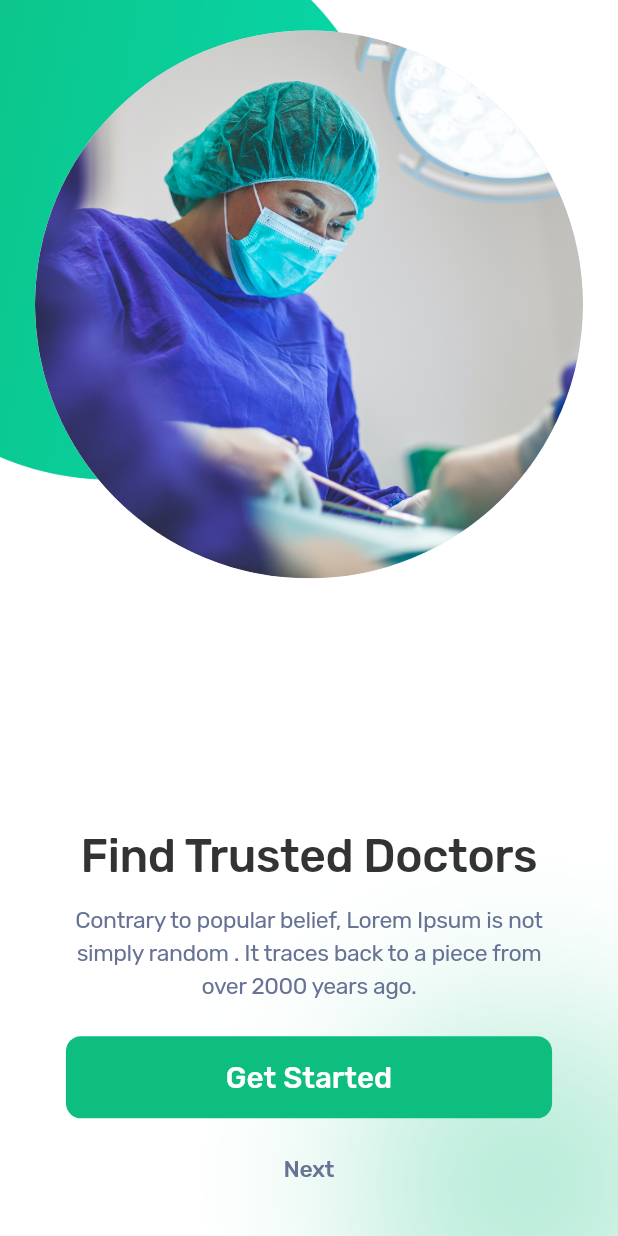
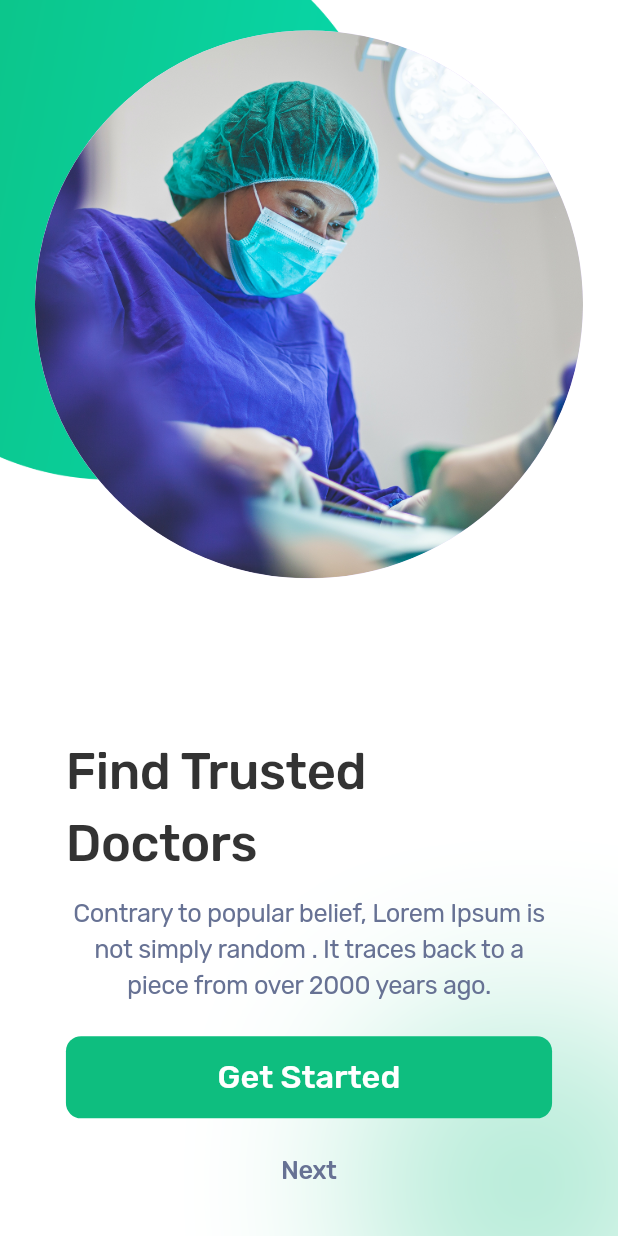
Before and after one commit to Korya25/Doctor-Hunt, a Flutter app: the screen it shows after launch, on a phone screen of 412 x 824 dp. Run offline on Flutter 3.47's test engine with Material 3 defaults, Android fonts, the phone set to English and light mode, and no system bars; our stand-ins replace cached_network_image, flutter_screenutil, go_router, google_fonts, shimmer.

```diff
--- a/lib/core/constant/app_colors.dart
+++ b/lib/core/constant/app_colors.dart
@@ -16,4 +16,8 @@ class AppColors {
   static const Color circleBackground = Color(0xFF0EBE7E);
   static const Color circleBackground2 = Color(0xFF07D9AD);
   static const Color circleBackground3 = Color(0xFF61CEFF);
+
+  // Shimmer Colors
+  static const Color shimmerBase = Color(0xFF1A1A1A);
+  static const Color shimmerHighlight = Color(0xFF424242);
 }
--- a/lib/core/resources/app_router.dart
+++ b/lib/core/resources/app_router.dart
@@ -1,6 +1,6 @@
 import 'package:doctor_hunt/core/resources/app_routes.dart';
+import 'package:doctor_hunt/features/home/presentation/views/home_view.dart';
 import 'package:doctor_hunt/features/onboarding/presentation/views/onboarding_view.dart';
-import 'package:flutter/material.dart';
 import 'package:go_router/go_router.dart';
 
 class AppRouter {
@@ -15,7 +15,7 @@ class AppRouter {
       GoRoute(
         path: AppRoutes.home,
         name: AppRoutes.home,
-        builder: (context, state) => Scaffold(appBar: AppBar()),
+        builder: (context, state) => HomeView(),
       ),
     ],
   );
--- a/lib/core/resources/app_text_styles.dart
+++ b/lib/core/resources/app_text_styles.dart
@@ -21,31 +21,44 @@ class AppTextStyles {
   }
 
   // Onboarding Screen
-  static TextStyle get onboardingTitle => _rubik(
-    fontSize: 28,
+  static TextStyle get rubik28MediumPrimary => _rubik(
+    fontSize: 28.sp,
     weight: FontWeightType.medium,
     letterSpacing: -0.3,
     color: AppColors.primaryTextColor,
   );
 
-  static TextStyle get onboardingSubtitle => _rubik(
-    fontSize: 14,
+  static TextStyle get rubik14RegularTiary => _rubik(
+    fontSize: 14.sp,
     weight: FontWeightType.regular,
     letterSpacing: -0.3,
     color: AppColors.tertiaryTextColor,
   );
 
   // Buttons
-  static TextStyle get button => _rubik(
-    fontSize: 18,
+  static TextStyle get rubik18MediumSecondary => _rubik(
+    fontSize: 18.sp,
     weight: FontWeightType.medium,
     color: AppColors.secondaryTextColor,
   );
 
-  static TextStyle get textButton => _rubik(
-    fontSize: 14,
+  static TextStyle get rubik14MediumTertiary => _rubik(
+    fontSize: 14.sp,
     weight: FontWeightType.medium,
     letterSpacing: -0.3,
     color: AppColors.tertiaryTextColor,
   );
+
+  static TextStyle get rubikLight20Secondary => _rubik(
+    fontSize: 20.sp,
+    weight: FontWeightType.light,
+    letterSpacing: -0.3,
+    color: AppColors.secondaryTextColor,
+  );
+  static TextStyle get rubikBold25Secondary => _rubik(
+    fontSize: 25.sp,
+    weight: FontWeightType.bold,
+    letterSpacing: -0.3,
+    color: AppColors.secondaryTextColor,
+  );
 }
--- a/lib/core/resources/app_theme.dart
+++ b/lib/core/resources/app_theme.dart
@@ -1,16 +1,10 @@
 import 'package:doctor_hunt/core/constant/app_colors.dart';
+import 'package:doctor_hunt/core/resources/app_text_styles.dart';
 import 'package:flutter/material.dart';
 
 class AppTheme {
   static ThemeData get lightTheme => ThemeData(
     primaryColor: AppColors.primaryColor,
     scaffoldBackgroundColor: AppColors.primaryBackgroundColor,
-    elevatedButtonTheme: ElevatedButtonThemeData(
-      style: ElevatedButton.styleFrom(
-        backgroundColor: AppColors.primaryColor,
-        foregroundColor: AppColors.secondaryTextColor,
-        shape: RoundedRectangleBorder(borderRadius: BorderRadius.circular(10)),
-      ),
-    ),
   );
 }
--- a/lib/core/widgets/custom_buttom.dart
+++ b/lib/core/widgets/custom_buttom.dart
@@ -31,7 +31,9 @@ class CustomButtom extends StatelessWidget {
           color: color ?? AppColors.primaryColor,
           borderRadius: BorderRadius.circular(borderRadius ?? 10.r),
         ),
-        child: Center(child: Text(title, style: AppTextStyles.button)),
+        child: Center(
+          child: Text(title, style: AppTextStyles.rubik18MediumSecondary),
+        ),
       ),
     );
   }
--- a/lib/features/onboarding/presentation/widgets/onboarding_buttom.dart
+++ b/lib/features/onboarding/presentation/widgets/onboarding_buttom.dart
@@ -35,7 +35,10 @@ class OnboardingButtom extends StatelessWidget {
           maintainState: true,
           child: TextButton(
             onPressed: nextOnTap,
-            child: Text(AppString.next, style: AppTextStyles.textButton),
+            child: Text(
+              AppString.next,
+              style: AppTextStyles.rubik14MediumTertiary,
+            ),
           ),
         ),
         /*Opacity(
--- a/lib/features/onboarding/presentation/widgets/title_sub.dart
+++ b/lib/features/onboarding/presentation/widgets/title_sub.dart
@@ -12,13 +12,13 @@ class TitleSub extends StatelessWidget {
       spacing: 10.h,
       children: [
         // Title
-        Text(title, style: AppTextStyles.onboardingTitle),
+        Text(title, style: AppTextStyles.rubik28MediumPrimary),
 
         // Subtitle
         Text(
           subtitle,
           textAlign: TextAlign.center,
-          style: AppTextStyles.onboardingSubtitle,
+          style: AppTextStyles.rubik14RegularTiary,
         ),
       ],
     );
--- a/lib/main.dart
+++ b/lib/main.dart
@@ -2,5 +2,6 @@ import 'package:doctor_hunt/doctor_hunt.dart';
 import 'package:flutter/material.dart';
 
 void main() {
+  WidgetsFlutterBinding.ensureInitialized();
   runApp(const DoctorHunt());
 }
--- a/pubspec.yaml
+++ b/pubspec.yaml
@@ -37,6 +37,9 @@ dependencies:
   go_router: ^15.1.2
   flutter_screenutil: ^5.9.3
   google_fonts: ^6.2.1
+  flutter_svg: ^2.1.0
+  cached_network_image: ^3.4.1
+  shimmer: ^3.0.0
 
 dev_dependencies:
   flutter_test:
```
Also changed, not shown: lib/core/widgets/search_input_field.dart (added, +59 -0 lines), lib/core/widgets/user_avatar.dart (added, +48 -0 lines), lib/features/home/presentation/views/home_view.dart (added, +40 -0 lines), lib/features/home/presentation/widgets/home_header.dart (added, +87 -0 lines), assets/images/Onboarding background left.png, assets/images/onboarding background right.png, pubspec.lock, 2 other files.
